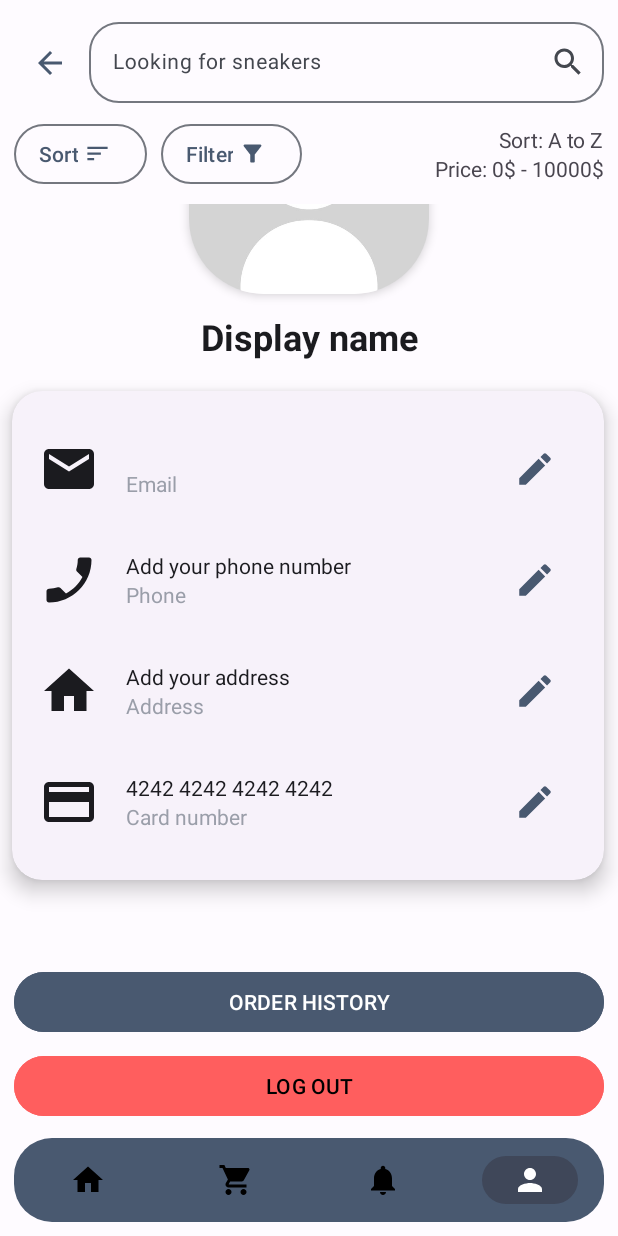
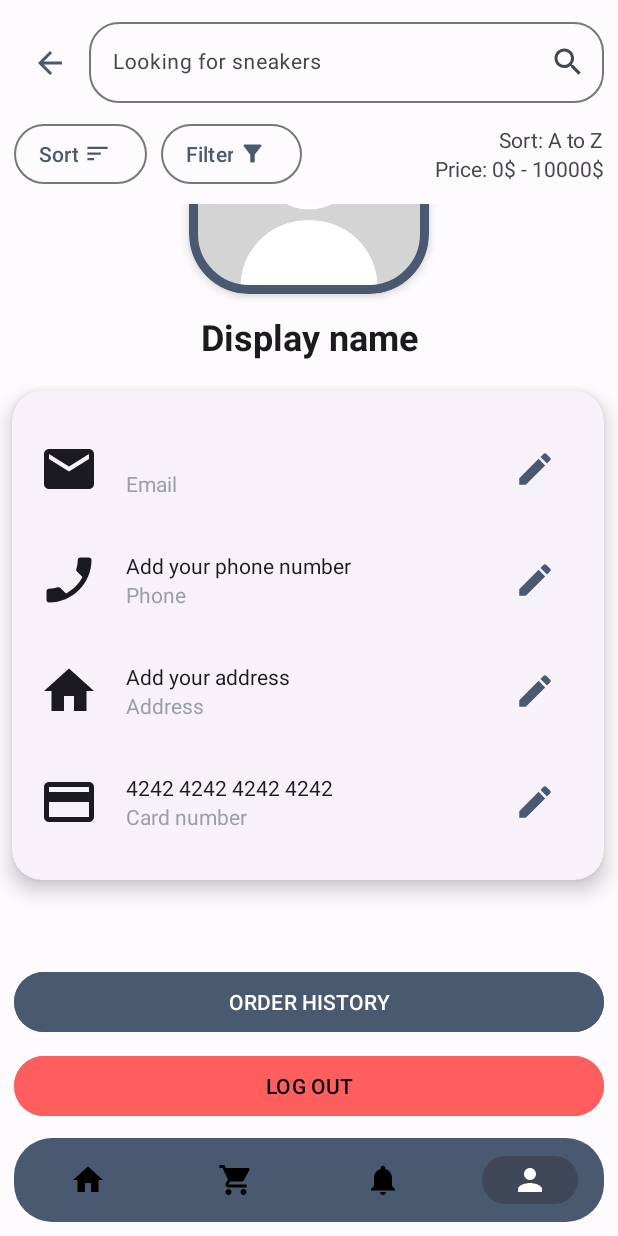
Before and after one commit to ngongocthinh159/vert-sneaker-ecommerce, an Android app: the PersonalSettingFragment screen opened through its navigation route, on a phone screen of 412 x 824 dp. Run offline under Robolectric (Android 15) with nearby library versions, the phone set to English and light mode, and no system bars; our stand-ins replace Firebase (no records; nobody signed in at launch, a user with empty details on screens opened directly), Picasso, navigation-ui; libraries missing offline, so code that uses them is left out: com.denzcoskun.imageslider, io.grpc, org.checkerframework.checker; pictures from the network do not load; 12 statements that could not run were skipped.

Commit message:
update imageview personal setting

```diff
--- a/app/src/main/res/layout/fragment_personal_setting.xml
+++ b/app/src/main/res/layout/fragment_personal_setting.xml
@@ -16,9 +16,11 @@
         app:layout_constraintStart_toStartOf="parent"
         app:layout_constraintTop_toTopOf="parent"
         android:id="@+id/cardUserImage"
-        app:cardCornerRadius="50dp"
+        app:cardCornerRadius="40dp"
         style="?attr/materialCardViewElevatedStyle"
-        app:cardElevation="4dp">
+        app:cardElevation="4dp"
+        app:strokeWidth="6dp"
+        app:strokeColor="?attr/colorPrimary">
 
         <ImageView
             android:id="@+id/ivUserImage"
```
